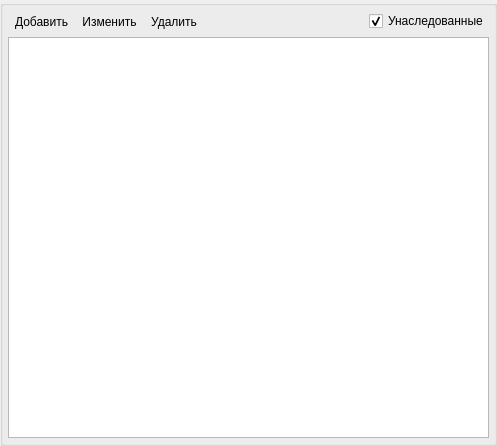
Old version of the form src/plugins/modeleride/compositionwidget.ui in the repository rdnvndr/raindrop.
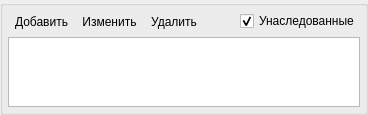
New version of the form. Icons and pictures are not drawn.

Diff of the .ui file:
```diff
--- a/src/plugins/modeleride/compositionwidget.ui
+++ b/src/plugins/modeleride/compositionwidget.ui
@@ -6,8 +6,8 @@
    <rect>
     <x>0</x>
     <y>0</y>
-    <width>497</width>
-    <height>446</height>
+    <width>368</width>
+    <height>104</height>
    </rect>
   </property>
   <property name="windowTitle">
```
